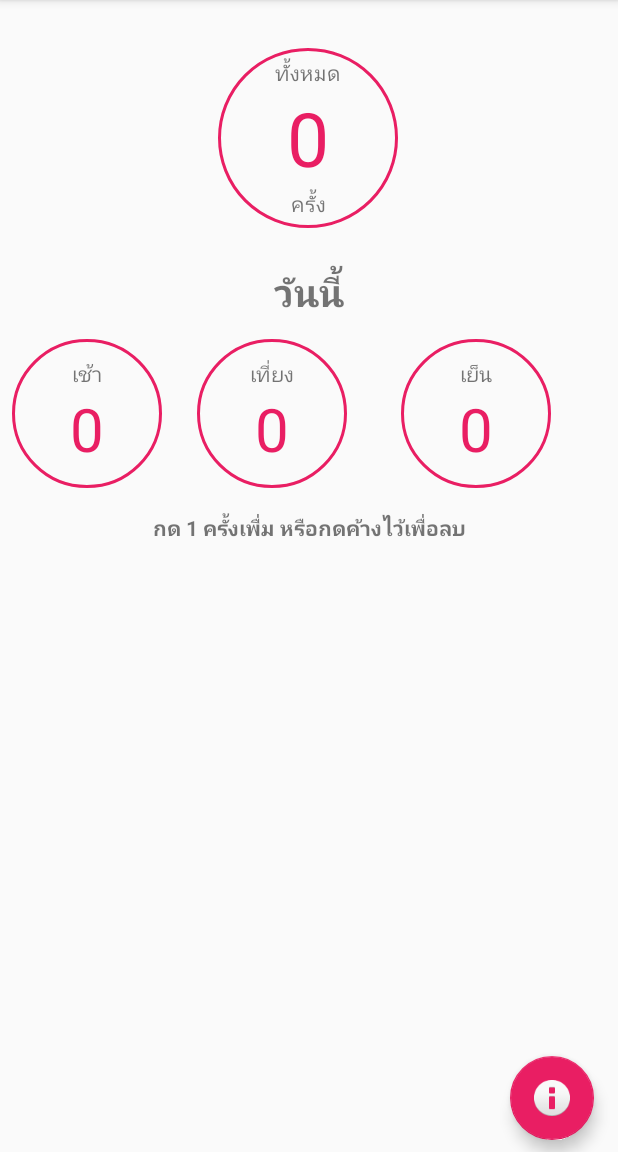
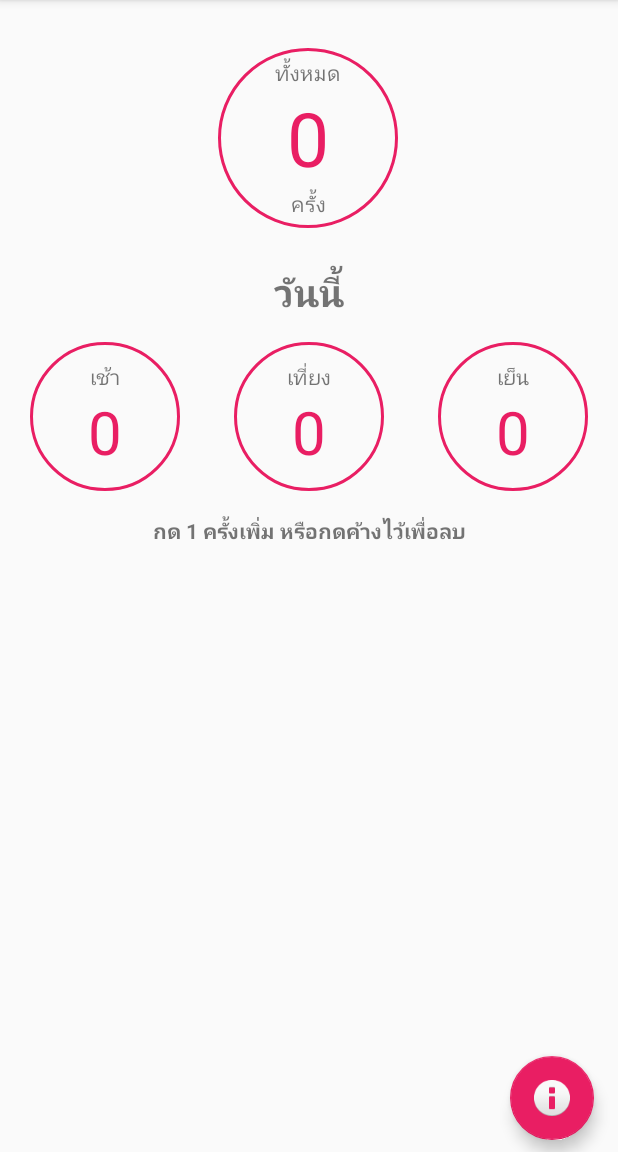
Before and after one commit to sumeta/android-babycount, an Android app: the screen it shows after launch (MainActivity), on a phone screen of 412 x 824 dp, the part 84-1236 px from its top. Run offline under Robolectric (Android 15) with nearby library versions, the phone set to English and light mode, and no system bars.

Commit message:
add mina application

```diff
--- a/app/src/main/AndroidManifest.xml
+++ b/app/src/main/AndroidManifest.xml
@@ -3,6 +3,7 @@
     package="com.tpsoft.babycount">
 
     <application
+        android:name=".MainApplication"
         android:allowBackup="true"
         android:icon="@mipmap/ic_launcher"
         android:label="@string/app_name"
--- /dev/null
+++ b/app/src/main/java/com/tpsoft/babycount/MainApplication.kt
@@ -0,0 +1,24 @@
+package com.tpsoft.babycount
+
+import android.app.Application
+import android.content.Context
+
+class MainApplication : Application() {
+
+    init {
+        instance = this
+    }
+
+    companion object {
+        private var instance: MainApplication? = null
+
+        fun applicationContext() : Context {
+            return instance!!.applicationContext
+        }
+    }
+
+    override fun onCreate() {
+        super.onCreate()
+        applicationContext()
+    }
+}
--- a/app/src/main/res/layout/fragment_first.xml
+++ b/app/src/main/res/layout/fragment_first.xml
@@ -72,18 +72,17 @@
         android:id="@+id/layoutMoning"
         android:layout_width="100dp"
         android:layout_height="99dp"
-        android:layout_marginStart="8dp"
-        android:layout_marginLeft="8dp"
-        android:layout_marginTop="50dp"
+        android:layout_marginTop="16dp"
+        android:layout_marginEnd="16dp"
+        android:layout_marginRight="16dp"
         android:background="@drawable/style_cicle"
         android:gravity="center"
         android:orientation="vertical"
         android:paddingLeft="10dp"
         android:paddingRight="10dp"
-        app:layout_constraintEnd_toEndOf="@id/layoutNoon"
-        app:layout_constraintHorizontal_bias="0.0"
+        app:layout_constraintEnd_toStartOf="@+id/layoutNoon"
         app:layout_constraintStart_toStartOf="parent"
-        app:layout_constraintTop_toTopOf="@+id/textView">
+        app:layout_constraintTop_toBottomOf="@+id/textView">
 
         <TextView
             android:layout_width="match_parent"
@@ -106,20 +105,15 @@
         android:id="@+id/layoutNoon"
         android:layout_width="100dp"
         android:layout_height="99dp"
-        android:layout_marginStart="8dp"
-        android:layout_marginLeft="8dp"
-        android:layout_marginTop="50dp"
-        android:layout_marginEnd="8dp"
-        android:layout_marginRight="8dp"
+        android:layout_marginTop="16dp"
         android:background="@drawable/style_cicle"
         android:gravity="center"
         android:orientation="vertical"
         android:paddingLeft="10dp"
         android:paddingRight="10dp"
-        app:layout_constraintEnd_toEndOf="@id/layoutAfterNoon"
-        app:layout_constraintHorizontal_bias="0.105"
-        app:layout_constraintStart_toEndOf="@+id/layoutMoning"
-        app:layout_constraintTop_toTopOf="@+id/textView">
+        app:layout_constraintEnd_toEndOf="parent"
+        app:layout_constraintStart_toStartOf="parent"
+        app:layout_constraintTop_toBottomOf="@+id/textView">
 
         <TextView
             android:layout_width="match_parent"
@@ -142,9 +136,9 @@
         android:id="@+id/layoutAfterNoon"
         android:layout_width="100dp"
         android:layout_height="99dp"
-        android:layout_marginTop="50dp"
-        android:layout_marginEnd="8dp"
-        android:layout_marginRight="8dp"
+        android:layout_marginStart="16dp"
+        android:layout_marginLeft="16dp"
+        android:layout_marginTop="16dp"
         android:background="@drawable/style_cicle"
         android:gravity="center"
         android:orientation="vertical"
@@ -152,7 +146,7 @@
         android:paddingRight="10dp"
         app:layout_constraintEnd_toEndOf="parent"
         app:layout_constraintStart_toEndOf="@+id/layoutNoon"
-        app:layout_constraintTop_toTopOf="@+id/textView">
+        app:layout_constraintTop_toBottomOf="@+id/textView">
 
         <TextView
             android:layout_width="match_parent"
@@ -180,9 +174,9 @@
         android:layout_marginTop="16dp"
         android:layout_marginEnd="8dp"
         android:layout_marginRight="8dp"
-        android:text="กด 1 ครั้งเพื่ม หรือกดค้างไว้เพื่อลบ"
+        android:gravity="center"
+        android:text="กด 1 ครั้งเพิ่ม หรือกดค้างไว้เพื่อลบ"
         android:textStyle="bold"
-        android:gravity="center"
         app:layout_constraintEnd_toEndOf="parent"
         app:layout_constraintStart_toEndOf="@+id/layoutAfterNoon"
         app:layout_constraintTop_toBottomOf="@+id/layoutNoon" />
```
